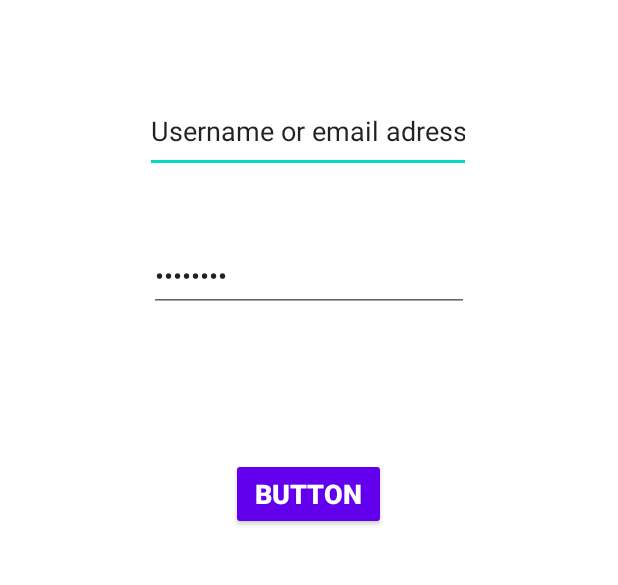
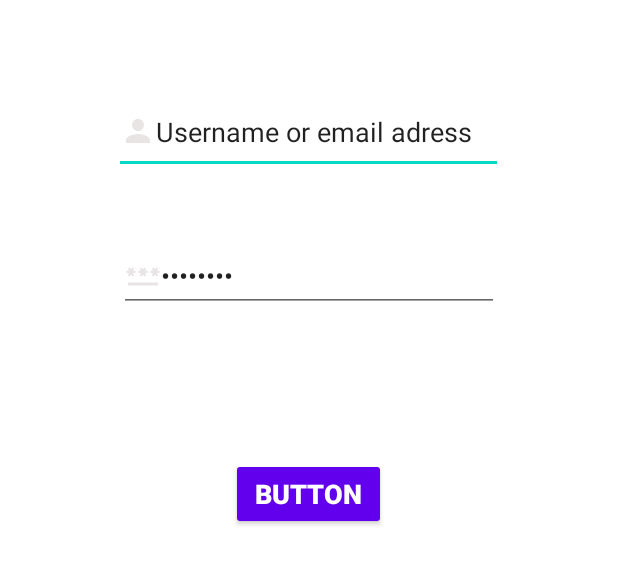
Before and after one commit to valdetad/FirstApp, an Android app: the screen it shows after launch (MainActivity), on a phone screen of 412 x 824 dp, the part 369-954 px from its top. Run offline under Robolectric (Android 15) with nearby library versions, the phone set to English and light mode, and no system bars.

Commit message:
Final Commit

```diff
--- a/app/src/main/java/com/example/firstapp/MainActivity.java
+++ b/app/src/main/java/com/example/firstapp/MainActivity.java
@@ -3,10 +3,12 @@ package com.example.firstapp;
 import android.annotation.SuppressLint;
 import android.os.Bundle;
 import android.util.Log;
+import android.view.View;
 import android.widget.Button;
 import android.widget.EditText;
 import android.widget.ImageView;
 import android.widget.TextView;
+import android.widget.Toast;
 
 import androidx.appcompat.app.AppCompatActivity;
 
@@ -25,5 +27,21 @@ public class MainActivity extends AppCompatActivity {
         super.onCreate(savedInstanceState);
         setContentView(R.layout.activity_main);
 
+        EditText EmailAddress = (EditText) findViewById(R.id.EmailAddress);
+        EditText Password = (EditText) findViewById(R.id.Password);
 
+        Button button = (Button)findViewById(R.id.button) ;
+
+        button.setOnClickListener(new View.OnClickListener() {
+            @Override
+            public void onClick(View view) {
+                if(EmailAddress.getText().toString().equals("valdeta")&& Password.getText().toString().equals("valdeta")) {
+                  Toast.makeText(MainActivity.this, "Login Successful", Toast.LENGTH_SHORT).show();
+
+                }
+                else
+                    Toast.makeText(MainActivity.this, "Sorry, your email or password was incorrect. Try Again!", Toast.LENGTH_SHORT).show();
+                }
+
+        });
     }}
--- a/app/src/main/res/drawable/baseline_password_24.xml
+++ b/app/src/main/res/drawable/baseline_password_24.xml
@@ -0,0 +1,5 @@
+<vector android:height="24dp" android:tint="#E8E4E4"
+    android:viewportHeight="24" android:viewportWidth="24"
+    android:width="24dp" xmlns:android="http://schemas.android.com/apk/res/android">
+    <path android:fillColor="@android:color/white" android:pathData="M2,17h20v2H2V17zM3.15,12.95L4,11.47l0.85,1.48l1.3,-0.75L5.3,10.72H7v-1.5H5.3l0.85,-1.47L4.85,7L4,8.47L3.15,7l-1.3,0.75L2.7,9.22H1v1.5h1.7L1.85,12.2L3.15,12.95zM9.85,12.2l1.3,0.75L12,11.47l0.85,1.48l1.3,-0.75l-0.85,-1.48H15v-1.5h-1.7l0.85,-1.47L12.85,7L12,8.47L11.15,7l-1.3,0.75l0.85,1.47H9v1.5h1.7L9.85,12.2zM23,9.22h-1.7l0.85,-1.47L20.85,7L20,8.47L19.15,7l-1.3,0.75l0.85,1.47H17v1.5h1.7l-0.85,1.48l1.3,0.75L20,11.47l0.85,1.48l1.3,-0.75l-0.85,-1.48H23V9.22z"/>
+</vector>
--- /dev/null
+++ b/app/src/main/res/drawable/baseline_person_24.xml
@@ -0,0 +1,5 @@
+<vector android:height="24dp" android:tint="#E8E4E4"
+    android:viewportHeight="24" android:viewportWidth="24"
+    android:width="24dp" xmlns:android="http://schemas.android.com/apk/res/android">
+    <path android:fillColor="@android:color/white" android:pathData="M12,12c2.21,0 4,-1.79 4,-4s-1.79,-4 -4,-4 -4,1.79 -4,4 1.79,4 4,4zM12,14c-2.67,0 -8,1.34 -8,4v2h16v-2c0,-2.66 -5.33,-4 -8,-4z"/>
+</vector>
--- a/app/src/main/res/layout/activity_main.xml
+++ b/app/src/main/res/layout/activity_main.xml
@@ -21,12 +21,13 @@
 
     <EditText
         android:id="@+id/EmailAddress"
-        android:layout_width="217dp"
-        android:layout_height="55dp"
+        android:layout_width="259dp"
+        android:layout_height="56dp"
         android:layout_marginStart="50dp"
         android:layout_marginTop="250dp"
         android:layout_marginEnd="50dp"
         android:autofillHints=""
+        android:drawableLeft="@drawable/baseline_person_24"
         android:ems="10"
         android:inputType="textEmailAddress"
         android:text="@string/username_mail_adress"
@@ -38,11 +39,13 @@
 
     <EditText
         android:id="@+id/Password"
-        android:layout_width="wrap_content"
-        android:layout_height="wrap_content"
+        android:layout_width="253dp"
+        android:layout_height="48dp"
         android:layout_marginStart="50dp"
         android:layout_marginTop="350dp"
         android:layout_marginEnd="50dp"
+        android:autofillHints=""
+        android:drawableLeft="@drawable/baseline_password_24"
         android:ems="10"
         android:inputType="textPassword"
         android:minHeight="48dp"
@@ -50,7 +53,6 @@
         app:layout_constraintEnd_toEndOf="parent"
         app:layout_constraintStart_toStartOf="parent"
         app:layout_constraintTop_toTopOf="parent"
-        android:autofillHints=""
         tools:ignore="LabelFor" />
 
     <Button
```
